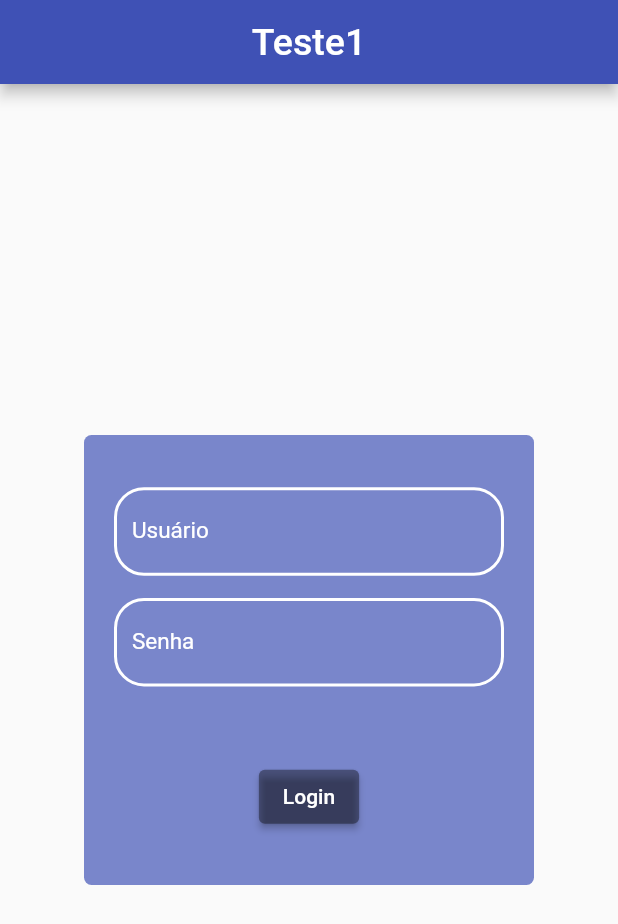
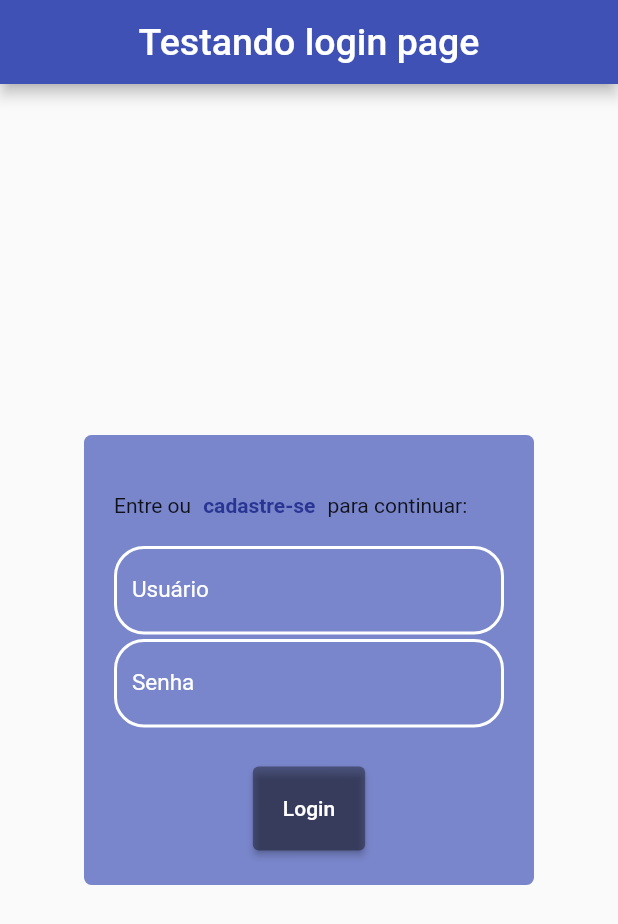
Before and after one commit to BrunoAlm/aprendendo_getx, a Flutter app: the screen it shows after launch, on a phone screen of 412 x 824 dp. Shown: the top 924 px of the screen. Run offline on Flutter 3.47's test engine with Material 2 defaults, Android fonts, the light colour scheme and no system bars; our stand-ins replace get.

Commit message:
update textfield

```diff
--- a/teste1/lib/view/login/login_page.dart
+++ b/teste1/lib/view/login/login_page.dart
@@ -1,18 +1,19 @@
 import 'package:flutter/material.dart';
 import 'package:get/get.dart';
+import 'package:teste1/view/login/widgets/input_decoration.dart';
 
 class LoginPage extends StatelessWidget {
-  const LoginPage({Key? key}) : super(key: key);
-
+  const LoginPage({Key? key, required this.titulo}) : super(key: key);
+  final String titulo;
   @override
   Widget build(BuildContext context) {
     return Scaffold(
       appBar: AppBar(
         backgroundColor: Colors.indigo,
         centerTitle: true,
-        title: const Text(
-          'Teste1',
-          style: TextStyle(fontSize: 25),
+        title: Text(
+          titulo,
+          style: const TextStyle(fontSize: 25),
         ),
       ),
       body: Center(
@@ -26,41 +27,35 @@ class LoginPage extends StatelessWidget {
           child: Column(
             mainAxisAlignment: MainAxisAlignment.spaceEvenly,
             children: [
-              TextFormField(
-                decoration: InputDecoration(
-                  labelText: 'Usuário',
-                  labelStyle:
-                      const TextStyle(color: Colors.white, fontSize: 15),
-                  focusedBorder: OutlineInputBorder(
-                    borderRadius: BorderRadius.circular(20),
-                    borderSide:
-                        const BorderSide(color: Colors.white, width: 1.5),
+              Row(
+                children: [
+                  Text('Entre ou'),
+                  TextButton(
+                    onPressed: () {},
+                    child: Text(
+                      'cadastre-se',
+                      style: TextStyle(fontWeight: FontWeight.bold),
+                    ),
+                    style: ButtonStyle(
+                      backgroundColor:
+                          MaterialStateProperty.all(Colors.indigo[300]),
+                      foregroundColor:
+                          MaterialStateProperty.all(Colors.indigo[800]),
+                    ),
                   ),
-                  enabledBorder: OutlineInputBorder(
-                    borderRadius: BorderRadius.circular(20),
-                    borderSide: const BorderSide(color: Colors.white, width: 2),
-                  ),
-                ),
+                  Text('para continuar:'),
+                ],
               ),
               TextFormField(
-                decoration: InputDecoration(
-                  labelText: 'Senha',
-                  labelStyle:
-                      const TextStyle(color: Colors.white, fontSize: 15),
-                  focusedBorder: OutlineInputBorder(
-                    borderRadius: BorderRadius.circular(20),
-                    borderSide:
-                        const BorderSide(color: Colors.white, width: 1.5),
-                  ),
-                  enabledBorder: OutlineInputBorder(
-                    borderRadius: BorderRadius.circular(20),
-                    borderSide: const BorderSide(color: Colors.white, width: 2),
-                  ),
-                ),
+                decoration: meuInputDec("Usuário"),
+              ),
+              TextFormField(
+                decoration: meuInputDec("Senha"),
               ),
               const SizedBox(height: 20),
               ElevatedButton(
                 style: ButtonStyle(
+                  padding: MaterialStateProperty.all(const EdgeInsets.all(20)),
                   backgroundColor: MaterialStateProperty.all(Colors.black38),
                 ),
                 child: const Text('Login'),
--- /dev/null
+++ b/teste1/lib/view/login/widgets/input_decoration.dart
@@ -0,0 +1,14 @@
+import 'package:flutter/material.dart';
+
+InputDecoration meuInputDec(String text) => InputDecoration(
+      labelText: text,
+      labelStyle: const TextStyle(color: Colors.white, fontSize: 15),
+      focusedBorder: OutlineInputBorder(
+        borderRadius: BorderRadius.circular(20),
+        borderSide: const BorderSide(color: Colors.white, width: 1.5),
+      ),
+      enabledBorder: OutlineInputBorder(
+        borderRadius: BorderRadius.circular(20),
+        borderSide: const BorderSide(color: Colors.white, width: 2),
+      ),
+    );
--- a/teste1/lib/view/meu_app.dart
+++ b/teste1/lib/view/meu_app.dart
@@ -12,7 +12,9 @@ class MeuApp extends StatelessWidget {
     return GetMaterialApp(
       initialRoute: '/login',
       getPages: [
-        GetPage(name: '/login', page: () => const LoginPage()),
+        GetPage(
+            name: '/login',
+            page: () => const LoginPage(titulo: "Testando login page")),
         GetPage(
           name: '/home',
           transition: Transition.downToUp,
```
